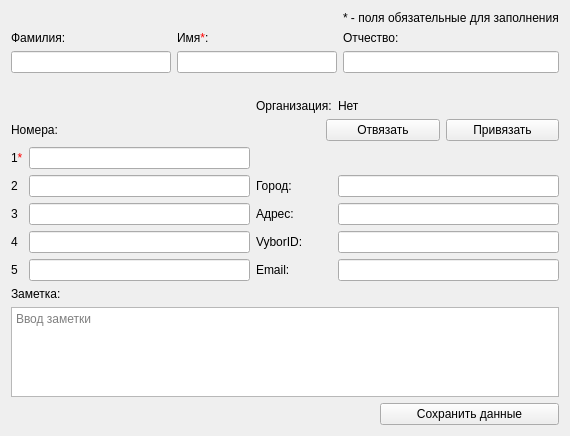
First picture: the form in AddContactDialog.ui, repository okostynchuk/Outcall, before the edit.
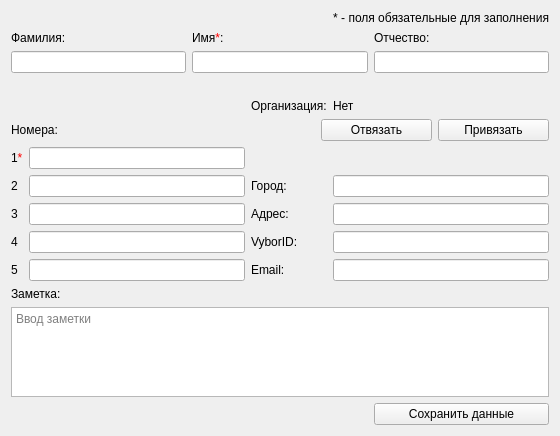
Second picture: the form after the edit. Icons and pictures are not drawn.

Commit message: fixed scroll view & remade some windows

The edit to the form file:
```diff
--- a/AddContactDialog.ui
+++ b/AddContactDialog.ui
@@ -23,75 +23,14 @@
    <iconset resource="images.qrc">
     <normaloff>:/images/outcall-logo.png</normaloff>:/images/outcall-logo.png</iconset>
   </property>
-  <layout class="QGridLayout" name="gridLayout_3">
-   <item row="0" column="0">
-    <layout class="QVBoxLayout" name="verticalLayout">
-     <item>
       <layout class="QGridLayout" name="gridLayout_5">
-       <item row="0" column="3">
-        <widget class="QLabel" name="label_13">
-         <property name="text">
-          <string>* - поля обязательные для заполнения</string>
-         </property>
-        </widget>
-       </item>
-       <item row="2" column="1" colspan="2">
-        <widget class="QLineEdit" name="firstName">
-         <property name="minimumSize">
-          <size>
-           <width>160</width>
-           <height>0</height>
-          </size>
-         </property>
-         <property name="focusPolicy">
-          <enum>Qt::StrongFocus</enum>
-         </property>
-        </widget>
-       </item>
-       <item row="2" column="3">
-        <widget class="QLineEdit" name="patronymic">
-         <property name="minimumSize">
-          <size>
-           <width>160</width>
-           <height>0</height>
-          </size>
-         </property>
-         <property name="focusPolicy">
-          <enum>Qt::StrongFocus</enum>
-         </property>
-        </widget>
-       </item>
-       <item row="2" column="0">
-        <widget class="QLineEdit" name="lastName">
-         <property name="minimumSize">
-          <size>
-           <width>160</width>
-           <height>0</height>
-          </size>
-         </property>
-         <property name="focusPolicy">
-          <enum>Qt::StrongFocus</enum>
-         </property>
-        </widget>
-       </item>
-       <item row="1" column="3">
-        <widget class="QLabel" name="label_4">
-         <property name="text">
-          <string>Отчество:</string>
-         </property>
-        </widget>
-       </item>
-       <item row="0" column="1" rowspan="2" colspan="2">
-        <widget class="QLabel" name="label_3">
-         <property name="text">
-          <string>Имя&lt;span style = &quot;color: red;&quot;&gt;*&lt;/span&gt;:</string>
-         </property>
-         <property name="alignment">
-          <set>Qt::AlignBottom|Qt::AlignLeading|Qt::AlignLeft</set>
-         </property>
-        </widget>
-       </item>
-       <item row="0" column="0" rowspan="2">
+   <item row="0" column="0">
+    <layout class="QGridLayout" name="gridLayout_3">
+     <item row="1" column="0">
+      <layout class="QHBoxLayout" name="horizontalLayout_2">
+       <item>
+        <layout class="QGridLayout" name="gridLayout_4">
+         <item row="0" column="0">
         <widget class="QLabel" name="label_2">
          <property name="text">
           <string>Фамилия:</string>
@@ -101,7 +40,31 @@
          </property>
         </widget>
        </item>
-       <item row="3" column="1" colspan="2">
+         <item row="1" column="0">
+          <widget class="QLineEdit" name="lastName">
+           <property name="minimumSize">
+            <size>
+             <width>160</width>
+             <height>0</height>
+            </size>
+           </property>
+           <property name="focusPolicy">
+            <enum>Qt::StrongFocus</enum>
+           </property>
+          </widget>
+         </item>
+         <item row="2" column="0">
+          <widget class="QLabel" name="label">
+           <property name="text">
+            <string/>
+           </property>
+          </widget>
+         </item>
+        </layout>
+       </item>
+       <item>
+        <layout class="QGridLayout" name="gridLayout_2">
+         <item row="1" column="0">
         <widget class="QLabel" name="label_15">
          <property name="text">
           <string/>
@@ -111,9 +74,81 @@
          </property>
         </widget>
        </item>
-      </layout>
-     </item>
+         <item row="0" column="0">
+          <layout class="QVBoxLayout" name="verticalLayout_2">
+           <item>
+            <widget class="QLabel" name="label_3">
+             <property name="text">
+              <string>Имя&lt;span style = &quot;color: red;&quot;&gt;*&lt;/span&gt;:</string>
+             </property>
+             <property name="alignment">
+              <set>Qt::AlignBottom|Qt::AlignLeading|Qt::AlignLeft</set>
+             </property>
+            </widget>
+           </item>
+           <item>
+            <widget class="QLineEdit" name="firstName">
+             <property name="minimumSize">
+              <size>
+               <width>160</width>
+               <height>20</height>
+              </size>
+             </property>
+             <property name="focusPolicy">
+              <enum>Qt::StrongFocus</enum>
+             </property>
+            </widget>
+           </item>
+          </layout>
+         </item>
+        </layout>
+       </item>
      <item>
+        <layout class="QVBoxLayout" name="verticalLayout">
+         <item>
+          <widget class="QLabel" name="label_4">
+           <property name="text">
+            <string>Отчество:</string>
+           </property>
+          </widget>
+         </item>
+         <item>
+          <widget class="QLineEdit" name="patronymic">
+           <property name="minimumSize">
+            <size>
+             <width>160</width>
+             <height>0</height>
+            </size>
+           </property>
+           <property name="focusPolicy">
+            <enum>Qt::StrongFocus</enum>
+           </property>
+          </widget>
+         </item>
+         <item>
+          <widget class="QLabel" name="label_20">
+           <property name="text">
+            <string/>
+           </property>
+          </widget>
+         </item>
+        </layout>
+       </item>
+      </layout>
+     </item>
+     <item row="0" column="0">
+      <widget class="QLabel" name="label_13">
+       <property name="text">
+        <string>* - поля обязательные для заполнения</string>
+       </property>
+       <property name="alignment">
+        <set>Qt::AlignRight|Qt::AlignTrailing|Qt::AlignVCenter</set>
+       </property>
+      </widget>
+     </item>
+    </layout>
+   </item>
+   <item row="1" column="0">
       <layout class="QGridLayout" name="gridLayout">
        <item row="0" column="2">
         <widget class="QLabel" name="label_16">
@@ -367,7 +402,7 @@
        </item>
       </layout>
      </item>
-     <item>
+   <item row="2" column="0">
       <layout class="QGridLayout" name="gridLayout_7">
        <item row="2" column="2">
         <widget class="QPushButton" name="saveButton">
@@ -404,8 +439,6 @@
           <string>Ввод заметки</string>
          </property>
         </widget>
-       </item>
-      </layout>
      </item>
     </layout>
    </item>
```
Lines whose indentation alone changed are shown as unchanged. The commit also changes 7 other files.
